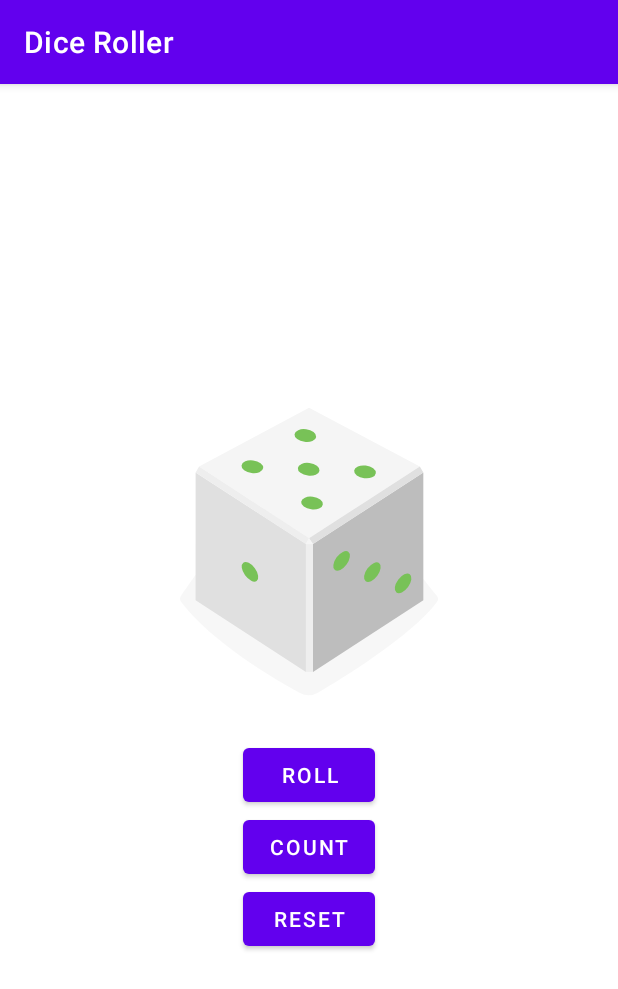
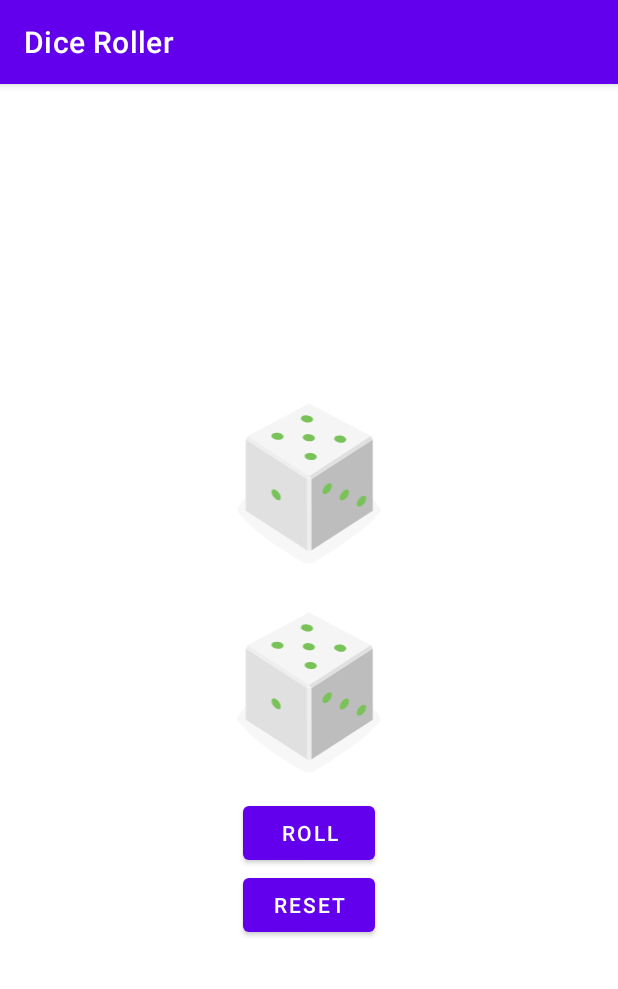
Before and after one commit to jounob/diceRoller, an Android app: the screen it shows after launch (MainActivity), after a tap on "ROLL", on a phone screen of 412 x 824 dp. Shown: the top 989 px of the screen. Run offline under Robolectric (Android 15) with nearby library versions, the phone set to English and light mode, and no system bars.

Commit message:
Added two dice y reset button

```diff
--- a/app/src/main/java/com/esther/diceroller/MainActivity.kt
+++ b/app/src/main/java/com/esther/diceroller/MainActivity.kt
@@ -5,39 +5,50 @@ import androidx.appcompat.app.AppCompatActivity
 import android.os.Bundle
 import android.widget.Button
 import android.widget.ImageView
-import android.widget.TextView
-import android.widget.Toast
-import java.util.*
 
 class MainActivity : AppCompatActivity() {
+    private lateinit var ivDice: ImageView
+    private lateinit var ivDice2: ImageView
+    private lateinit var rollButton: Button
+    private lateinit var resetButton: Button
+
+    @SuppressLint("MissingInflatedId")
     override fun onCreate(savedInstanceState: Bundle?) {
         super.onCreate(savedInstanceState)
         setContentView(R.layout.activity_main)
 
-        val rollButton: Button = findViewById(R.id.roll_button)
-        val countButton: Button = findViewById(R.id.btnCount)
-        val resetButton: Button = findViewById(R.id.btnReset)
+        rollButton = findViewById(R.id.roll_button)
+        ivDice = findViewById(R.id.ivDice)
+        ivDice2 = findViewById(R.id.ivDice2)
+        //val countButton: Button = findViewById(R.id.prbtnCount)
+        resetButton = findViewById(R.id.btnReset)
 
-        rollButton.setOnClickListener { rollDice() }
+        rollButton.setOnClickListener {
+            rollDice1()
+        }
         //countButton.setOnClickListener { count() }
-         //resetButton.setOnClickListener { reset() }
+        resetButton.setOnClickListener { reset() }
     }
 
-    private fun rollDice(){
-        val randomInt = (1..6).random()
-        val ivDice: ImageView = findViewById(R.id.ivDice)
-       val drawableResource = when(randomInt){
+    private fun rollDice1() {
+        ivDice.setImageResource(getRandomImage())
+        ivDice2.setImageResource(getRandomImage())
+    }
+
+    private fun getRandomImage(): Int {
+        val drawableResource = when ((1..6).random()) {
             1 -> R.drawable.dice_1
             2 -> R.drawable.dice_2
             3 -> R.drawable.dice_3
             4 -> R.drawable.dice_4
             5 -> R.drawable.dice_5
-            else->R.drawable.dice_6
+            else -> R.drawable.dice_6
         }
-        ivDice.setImageResource(drawableResource)
+        return drawableResource
     }
 
-//    private fun count() {
+
+    //    private fun count() {
 //        val nameTV: TextView = findViewById(R.id.tvName)
 //        if(nameTV.text == "Hello World!"){
 //            nameTV.text = "1"
@@ -50,8 +61,8 @@ class MainActivity : AppCompatActivity() {
 //            }
 //        }
 //    }
-//    private fun reset(){
-//        val nameTV: TextView = findViewById(R.id.tvName)
-//        nameTV.text = "0"
-//    }
+    private fun reset() {
+        ivDice.setImageResource(R.drawable.empty_dice)
+        ivDice2.setImageResource(R.drawable.empty_dice)
+    }
 }
--- a/app/src/main/res/layout/activity_main.xml
+++ b/app/src/main/res/layout/activity_main.xml
@@ -7,12 +7,21 @@
     android:gravity="center"
     tools:context=".MainActivity">
 
-   <ImageView
-       android:id="@+id/ivDice"
-       android:layout_width="wrap_content"
-       android:layout_height="wrap_content"
-       android:layout_gravity="center"
-       android:src="@drawable/dice_1"/>
+  <ImageView
+        android:id="@+id/ivDice"
+        android:layout_width="165dp"
+        android:layout_height="139dp"
+        android:layout_gravity="center"
+        android:src="@drawable/empty_dice"
+        tools:src="@drawable/dice_1" />
+
+    <ImageView
+        android:id="@+id/ivDice2"
+        android:layout_width="165dp"
+        android:layout_height="139dp"
+        android:layout_gravity="center"
+        android:src="@drawable/empty_dice"
+        tools:src="@drawable/dice_1" />
     <Button
         android:id="@+id/roll_button"
         android:layout_width="wrap_content"
@@ -20,13 +29,13 @@
         android:text="@string/roll_label"
         android:gravity="center"/>
 
-    <Button
-        android:id="@+id/btnCount"
-        android:layout_width="wrap_content"
-        android:layout_height="wrap_content"
-        android:text="Count"
-        android:gravity="center"
-        />
+<!--    <Button-->
+<!--        android:id="@+id/btnCount"-->
+<!--        android:layout_width="wrap_content"-->
+<!--        android:layout_height="wrap_content"-->
+<!--        android:text="Count"-->
+<!--        android:gravity="center"-->
+<!--        />-->
     <Button
         android:id="@+id/btnReset"
         android:layout_width="wrap_content"
```
Also changed, not shown: app/src/main/res/drawable-v24/empty_dice.xml (renamed from app/src/main/res/drawable/empty_dice.xml).
